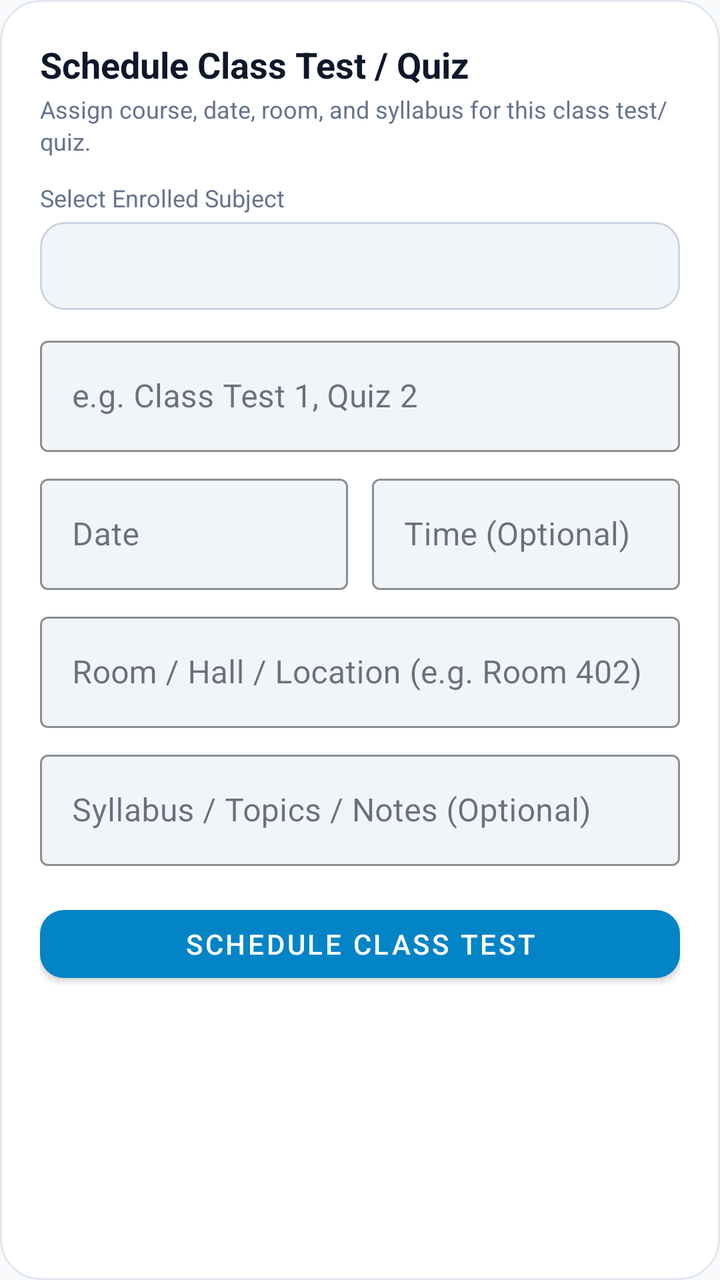
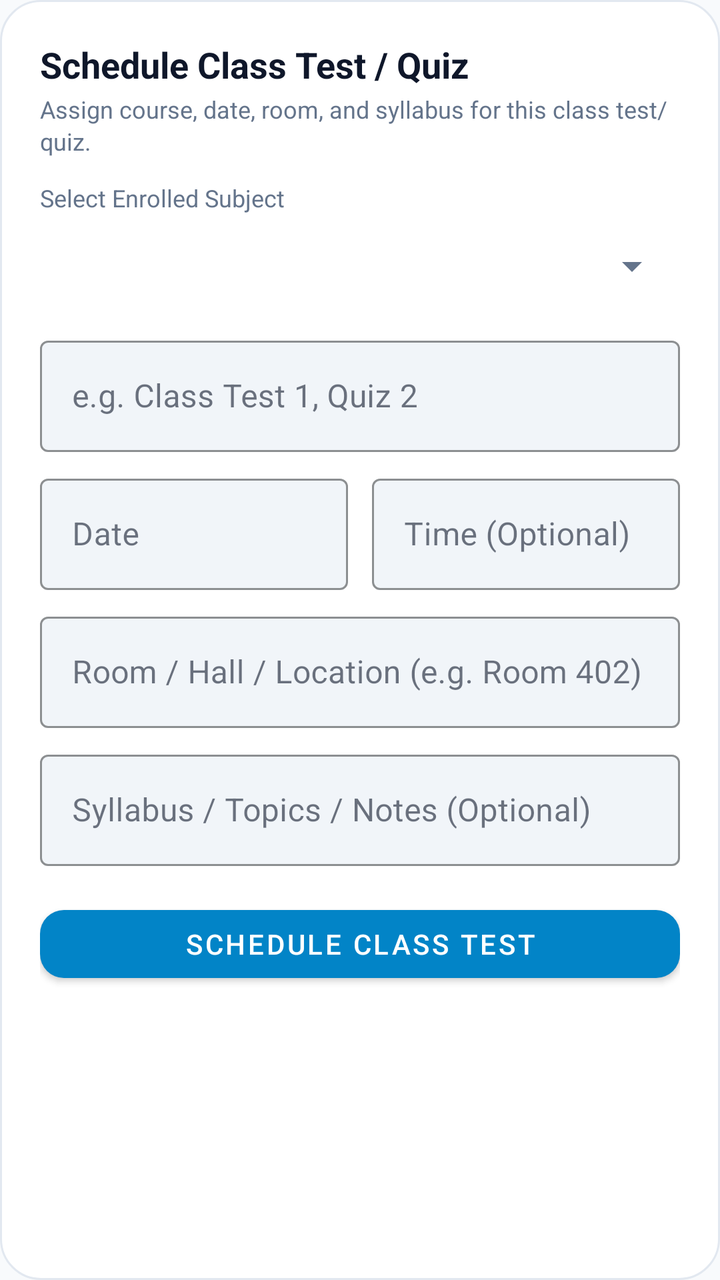

Screens rendered from an Android XML layout before and after an edit, with the pre-edit source and the edit as a unified diff.
<!-- AndroidManifest.xml: application theme Theme.LifeSync -->
<!-- res/layout/dialog_add_quiz.xml -->
<?xml version="1.0" encoding="utf-8"?>
<LinearLayout xmlns:android="http://schemas.android.com/apk/res/android"
    xmlns:app="http://schemas.android.com/apk/res-auto"
    android:layout_width="match_parent"
    android:layout_height="wrap_content"
    android:background="@drawable/bg_dialog_glass"
    android:orientation="vertical"
    android:padding="20dp">

    <TextView
        android:id="@+id/tvQuizDialogTitle"
        android:layout_width="wrap_content"
        android:layout_height="wrap_content"
        android:text="Schedule Class Test / Quiz"
        android:textColor="@color/text_primary"
        android:textSize="18sp"
        android:textStyle="bold" />

    <TextView
        android:id="@+id/tvQuizDialogSubtitle"
        android:layout_width="wrap_content"
        android:layout_height="wrap_content"
        android:layout_marginTop="2dp"
        android:text="Assign course, date, room, and syllabus for this class test/quiz."
        android:textColor="@color/text_secondary"
        android:textSize="12sp" />

    
    <TextView
        android:layout_width="wrap_content"
        android:layout_height="wrap_content"
        android:layout_marginTop="12dp"
        android:text="Select Enrolled Subject"
        android:textColor="@color/text_secondary"
        android:textSize="12sp" />

    <Spinner
        android:id="@+id/spQuizSubject"
        android:layout_width="match_parent"
        android:layout_height="44dp"
        android:layout_marginTop="4dp"
        android:background="@drawable/bg_edit_text_dynamic" />

    
    <com.google.android.material.textfield.TextInputLayout
        android:id="@+id/tilQuizTitle"
        style="@style/Widget.MaterialComponents.TextInputLayout.OutlinedBox"
        android:layout_width="match_parent"
        android:layout_height="wrap_content"
        android:layout_marginTop="10dp"
        app:boxBackgroundColor="@color/surface_variant"
        app:boxStrokeColor="@color/card_stroke_bright"
        android:hint="e.g. Class Test 1, Quiz 2">

        <com.google.android.material.textfield.TextInputEditText
            android:id="@+id/etQuizTitle"
            android:layout_width="match_parent"
            android:layout_height="wrap_content"
            android:textColor="?attr/colorOnSurface"
            android:textColorHint="?attr/colorOutline" />
    </com.google.android.material.textfield.TextInputLayout>

    
    <LinearLayout
        android:layout_width="match_parent"
        android:layout_height="wrap_content"
        android:layout_marginTop="8dp"
        android:orientation="horizontal">

        <com.google.android.material.textfield.TextInputLayout
            style="@style/Widget.MaterialComponents.TextInputLayout.OutlinedBox"
            android:layout_width="0dp"
            android:layout_height="wrap_content"
            android:layout_marginEnd="6dp"
            android:layout_weight="1"
            app:boxBackgroundColor="@color/surface_variant"
            app:boxStrokeColor="@color/card_stroke_bright"
            android:hint="Date">

            <com.google.android.material.textfield.TextInputEditText
                android:id="@+id/etQuizDate"
                android:layout_width="match_parent"
                android:layout_height="wrap_content"
                android:cursorVisible="false"
                android:focusable="false"
                android:textColor="?attr/colorOnSurface"
                android:textColorHint="?attr/colorOutline" />
        </com.google.android.material.textfield.TextInputLayout>

        <com.google.android.material.textfield.TextInputLayout
            style="@style/Widget.MaterialComponents.TextInputLayout.OutlinedBox"
            android:layout_width="0dp"
            android:layout_height="wrap_content"
            android:layout_marginStart="6dp"
            android:layout_weight="1"
            app:boxBackgroundColor="@color/surface_variant"
            app:boxStrokeColor="@color/card_stroke_bright"
            android:hint="Time (Optional)">

            <com.google.android.material.textfield.TextInputEditText
                android:id="@+id/etQuizTime"
                android:layout_width="match_parent"
                android:layout_height="wrap_content"
                android:cursorVisible="false"
                android:focusable="false"
                android:textColor="?attr/colorOnSurface"
                android:textColorHint="?attr/colorOutline" />
        </com.google.android.material.textfield.TextInputLayout>
    </LinearLayout>

    
    <com.google.android.material.textfield.TextInputLayout
        style="@style/Widget.MaterialComponents.TextInputLayout.OutlinedBox"
        android:layout_width="match_parent"
        android:layout_height="wrap_content"
        android:layout_marginTop="8dp"
        app:boxBackgroundColor="@color/surface_variant"
        app:boxStrokeColor="@color/card_stroke_bright"
        android:hint="Room / Hall / Location (e.g. Room 402)">

        <com.google.android.material.textfield.TextInputEditText
            android:id="@+id/etQuizRoom"
            android:layout_width="match_parent"
            android:layout_height="wrap_content"
            android:textColor="?attr/colorOnSurface"
            android:textColorHint="?attr/colorOutline" />
    </com.google.android.material.textfield.TextInputLayout>

    
    <com.google.android.material.textfield.TextInputLayout
        style="@style/Widget.MaterialComponents.TextInputLayout.OutlinedBox"
        android:layout_width="match_parent"
        android:layout_height="wrap_content"
        android:layout_marginTop="8dp"
        app:boxBackgroundColor="@color/surface_variant"
        app:boxStrokeColor="@color/card_stroke_bright"
        android:hint="Syllabus / Topics / Notes (Optional)">

        <com.google.android.material.textfield.TextInputEditText
            android:id="@+id/etQuizNotes"
            android:layout_width="match_parent"
            android:layout_height="wrap_content"
            android:textColor="?attr/colorOnSurface"
            android:textColorHint="?attr/colorOutline" />
    </com.google.android.material.textfield.TextInputLayout>

    <com.google.android.material.button.MaterialButton
        android:id="@+id/btnSaveQuiz"
        android:layout_width="match_parent"
        android:layout_height="46dp"
        android:layout_marginTop="16dp"
        android:text="Schedule Class Test"
        app:cornerRadius="12dp" />

</LinearLayout>
<!-- resources referenced by this layout -->
<resources>
  <color name="card_stroke_bright">#CBD5E1</color>
  <color name="surface_variant">#F1F5F9</color>
  <color name="text_primary">#0F172A</color>
  <color name="text_secondary">#64748B</color>
  <!-- drawable bg_dialog_glass (drawable) -->
  <?xml version="1.0" encoding="utf-8"?>
  <shape xmlns:android="http://schemas.android.com/apk/res/android"
      android:shape="rectangle">
      <corners android:radius="20dp" />
      <solid android:color="@color/surface" />
      <stroke
          android:width="1dp"
          android:color="@color/card_stroke" />
  </shape>
  <!-- drawable bg_edit_text_dynamic (drawable) -->
  <?xml version="1.0" encoding="utf-8"?>
  <shape xmlns:android="http://schemas.android.com/apk/res/android"
      android:shape="rectangle">
      <solid android:color="@color/surface_variant" />
      <corners android:radius="12dp" />
      <stroke
          android:width="1dp"
          android:color="@color/card_stroke_bright" />
  </shape>
  <style name="Theme.LifeSync" parent="Theme.MaterialComponents.DayNight.NoActionBar">
          <item name="colorPrimary">@color/primary</item>
          <item name="colorPrimaryVariant">@color/primary_variant</item>
          <item name="colorOnPrimary">@color/on_primary</item>
          <item name="colorSecondary">@color/secondary</item>
          <item name="colorSecondaryVariant">@color/secondary_variant</item>
          <item name="colorOnSecondary">@color/on_secondary</item>
          <item name="colorSurface">@color/surface</item>
          <item name="colorOnSurface">@color/text_primary</item>
          <item name="colorOnBackground">@color/text_primary</item>
          <item name="colorOnSurfaceVariant">@color/text_secondary</item>
          <item name="android:colorBackground">@color/background</item>
          <item name="android:windowBackground">@color/background</item>
          <item name="android:textColorPrimary">@color/text_primary</item>
          <item name="android:textColorSecondary">@color/text_secondary</item>
          <item name="android:statusBarColor">@color/background</item>
          <item name="android:windowLightStatusBar">true</item>
          <item name="android:navigationBarColor">@color/background</item>
          <item name="materialCardViewStyle">@style/CardElevationRounded</item>
          <item name="android:textViewStyle">@style/DuoRhythmTextView</item>
          <item name="android:editTextStyle">@style/DuoRhythmEditText</item>
          <item name="editTextStyle">@style/DuoRhythmEditText</item>
      </style>
  <color name="surface">#FFFFFF</color>
  <color name="card_stroke">#E2E8F0</color>
  <color name="primary">#0284C7</color>
  <color name="primary_variant">#0369A1</color>
  <color name="on_primary">#FFFFFF</color>
  <color name="secondary">#7C3AED</color>
  <color name="secondary_variant">#6D28D9</color>
  <color name="on_secondary">#FFFFFF</color>
  <color name="background">#F8FAFC</color>
  <style name="CardElevationRounded" parent="Widget.MaterialComponents.CardView">
          <item name="cardCornerRadius">22dp</item>
          <item name="cardElevation">2dp</item>
          <item name="strokeWidth">1dp</item>
          <item name="strokeColor">@color/card_stroke</item>
          <item name="cardBackgroundColor">@color/surface_card</item>
      </style>
  <style name="DuoRhythmTextView" parent="android:Widget.TextView">
          <item name="android:lineSpacingExtra">2dp</item>
          <item name="android:fontFamily">sans-serif</item>
          <item name="android:includeFontPadding">true</item>
      </style>
  <style name="DuoRhythmEditText" parent="android:Widget.EditText">
          <item name="android:lineSpacingExtra">2dp</item>
          <item name="android:fontFamily">sans-serif</item>
          <item name="android:includeFontPadding">true</item>
          <item name="android:textColor">@color/text_primary</item>
          <item name="android:textColorHint">@color/text_secondary</item>
      </style>
  <color name="surface_card">#FFFFFF</color>
</resources>

<!-- the commit's change to res/layout/dialog_add_quiz.xml (unified diff, before → after) -->
@@ -38,8 +38,7 @@
         android:id="@+id/spQuizSubject"
         android:layout_width="match_parent"
         android:layout_height="44dp"
-        android:layout_marginTop="4dp"
-        android:background="@drawable/bg_edit_text_dynamic" />
+        android:layout_marginTop="4dp" />
 
     
     <com.google.android.material.textfield.TextInputLayout
<!-- resource entries referenced after the edit -->
@@ -13,16 +13,6 @@
       <stroke
           android:width="1dp"
           android:color="@color/card_stroke" />
-  </shape>
-  <!-- drawable bg_edit_text_dynamic (drawable) -->
-  <?xml version="1.0" encoding="utf-8"?>
-  <shape xmlns:android="http://schemas.android.com/apk/res/android"
-      android:shape="rectangle">
-      <solid android:color="@color/surface_variant" />
-      <corners android:radius="12dp" />
-      <stroke
-          android:width="1dp"
-          android:color="@color/card_stroke_bright" />
   </shape>
   <style name="Theme.LifeSync" parent="Theme.MaterialComponents.DayNight.NoActionBar">
           <item name="colorPrimary">@color/primary</item>
